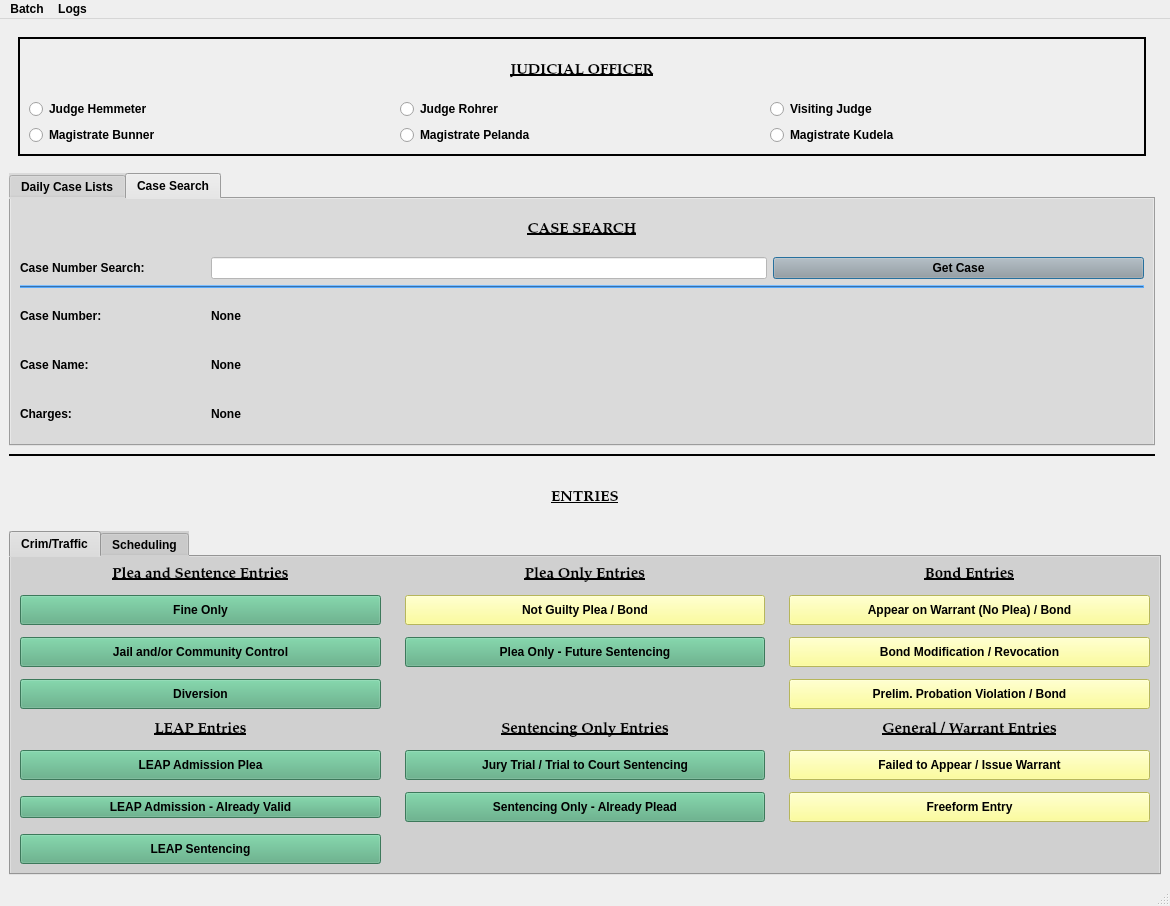
HunterProgram22/MuniEntry, file munientry/views/ui/MainWindow.ui: the form before one commit.
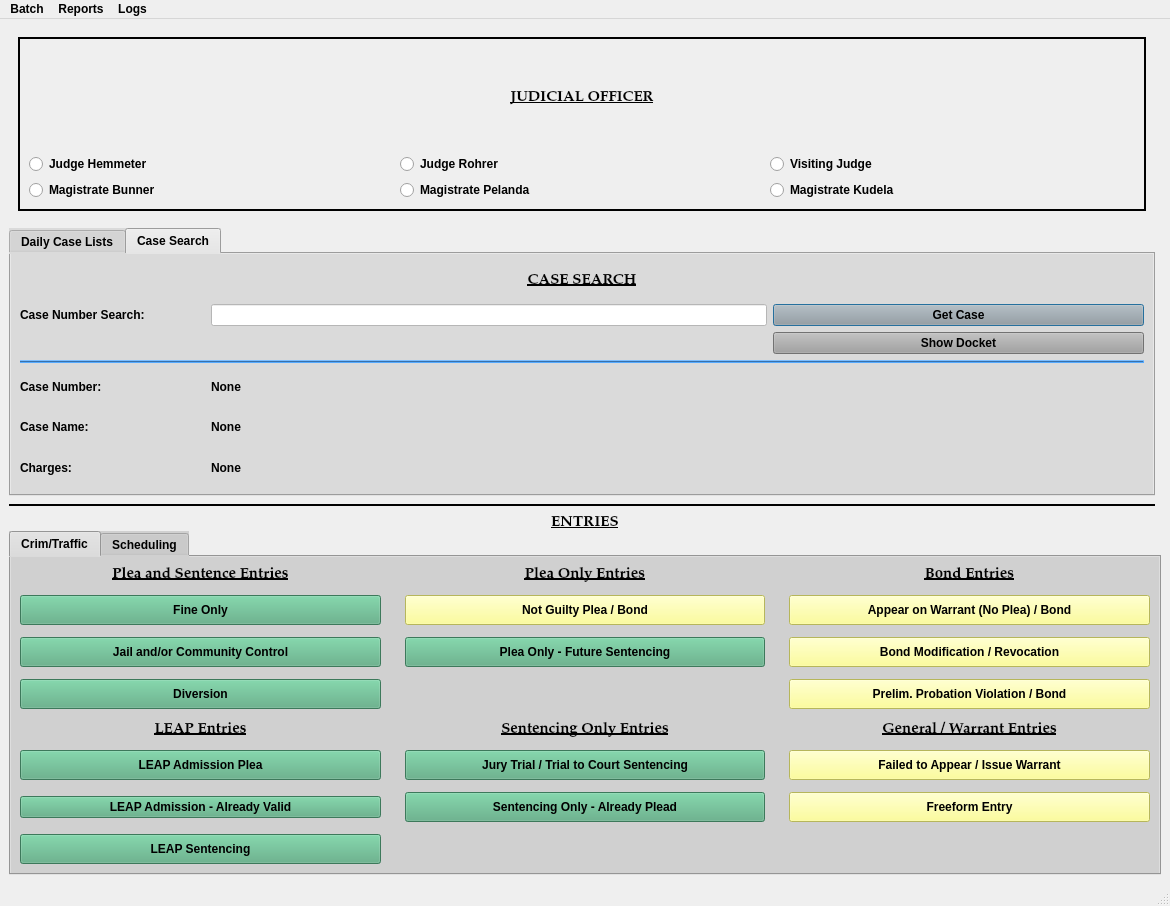
The form after the commit. The open tabs and pages were chosen to show the change. Custom widgets are drawn as their Qt base class.

Commit message: Testing report on AuthorityCourt

```diff
--- a/munientry/views/ui/MainWindow.ui
+++ b/munientry/views/ui/MainWindow.ui
@@ -37,7 +37,7 @@
   <widget class="QWidget" name="centralwidget">
    <layout class="QGridLayout" name="gridLayout_10">
     <item row="0" column="0">
-     <layout class="QGridLayout" name="gridLayout_9" rowstretch="1,2,0,3">
+     <layout class="QGridLayout" name="gridLayout_9" rowstretch="1,0,0,0">
       <property name="horizontalSpacing">
        <number>6</number>
       </property>
@@ -57,6 +57,177 @@
         </property>
        </widget>
       </item>
+      <item row="0" column="0">
+       <widget class="QStackedWidget" name="stackedWidget">
+        <property name="currentIndex">
+         <number>0</number>
+        </property>
+        <widget class="QWidget" name="judicial_officers_Stack">
+         <layout class="QGridLayout" name="gridLayout_6">
+          <item row="0" column="0">
+           <widget class="QFrame" name="judicial_officer_frame">
+            <property name="frameShape">
+             <enum>QFrame::Box</enum>
+            </property>
+            <property name="frameShadow">
+             <enum>QFrame::Plain</enum>
+            </property>
+            <property name="lineWidth">
+             <number>2</number>
+            </property>
+            <layout class="QGridLayout" name="gridLayout_13">
+             <item row="0" column="0">
+              <layout class="QGridLayout" name="gridLayout">
+               <item row="2" column="0">
+                <widget class="QRadioButton" name="bunner_radioButton">
+                 <property name="text">
+                  <string>Magistrate Bunner</string>
+                 </property>
+                </widget>
+               </item>
+               <item row="2" column="1">
+                <widget class="QRadioButton" name="pelanda_radioButton">
+                 <property name="text">
+                  <string>Magistrate Pelanda</string>
+                 </property>
+                </widget>
+               </item>
+               <item row="2" column="2">
+                <widget class="QRadioButton" name="kudela_radioButton">
+                 <property name="text">
+                  <string>Magistrate Kudela</string>
+                 </property>
+                </widget>
+               </item>
+               <item row="0" column="0" colspan="3">
+                <widget class="QLabel" name="label_9">
+                 <property name="maximumSize">
+                  <size>
+                   <width>16777215</width>
+                   <height>120</height>
+                  </size>
+                 </property>
+                 <property name="font">
+                  <font>
+                   <family>Palatino Linotype</family>
+                   <pointsize>11</pointsize>
+                   <weight>75</weight>
+                   <italic>false</italic>
+                   <bold>true</bold>
+                   <underline>true</underline>
+                  </font>
+                 </property>
+                 <property name="text">
+                  <string>JUDICIAL OFFICER</string>
+                 </property>
+                 <property name="alignment">
+                  <set>Qt::AlignCenter</set>
+                 </property>
+                </widget>
+               </item>
+               <item row="1" column="2">
+                <widget class="QRadioButton" name="visiting_judge_radioButton">
+                 <property name="text">
+                  <string>Visiting Judge</string>
+                 </property>
+                </widget>
+               </item>
+               <item row="1" column="0">
+                <widget class="QRadioButton" name="hemmeter_radioButton">
+                 <property name="text">
+                  <string>Judge Hemmeter</string>
+                 </property>
+                </widget>
+               </item>
+               <item row="1" column="1">
+                <widget class="QRadioButton" name="rohrer_radioButton">
+                 <property name="text">
+                  <string>Judge Rohrer</string>
+                 </property>
+                </widget>
+               </item>
+              </layout>
+             </item>
+            </layout>
+           </widget>
+          </item>
+         </layout>
+        </widget>
+        <widget class="QWidget" name="assignment_commissioners_Stack">
+         <layout class="QGridLayout" name="gridLayout_7">
+          <property name="spacing">
+           <number>12</number>
+          </property>
+          <item row="0" column="0">
+           <widget class="QFrame" name="frame">
+            <property name="frameShape">
+             <enum>QFrame::Box</enum>
+            </property>
+            <property name="frameShadow">
+             <enum>QFrame::Plain</enum>
+            </property>
+            <property name="lineWidth">
+             <number>2</number>
+            </property>
+            <layout class="QGridLayout" name="gridLayout_14">
+             <item row="0" column="0">
+              <layout class="QGridLayout" name="gridLayout_3">
+               <item row="1" column="0">
+                <widget class="QRadioButton" name="dattilo_radioButton">
+                 <property name="text">
+                  <string>Pat Dattilo</string>
+                 </property>
+                </widget>
+               </item>
+               <item row="1" column="1">
+                <widget class="QRadioButton" name="patterson_radioButton">
+                 <property name="text">
+                  <string>Kathryn Patterson</string>
+                 </property>
+                </widget>
+               </item>
+               <item row="1" column="2">
+                <widget class="QRadioButton" name="none_radioButton">
+                 <property name="text">
+                  <string>None</string>
+                 </property>
+                </widget>
+               </item>
+               <item row="0" column="0" colspan="3">
+                <widget class="QLabel" name="label">
+                 <property name="maximumSize">
+                  <size>
+                   <width>16777215</width>
+                   <height>120</height>
+                  </size>
+                 </property>
+                 <property name="font">
+                  <font>
+                   <family>Palatino Linotype</family>
+                   <pointsize>11</pointsize>
+                   <weight>75</weight>
+                   <italic>false</italic>
+                   <bold>true</bold>
+                   <underline>true</underline>
+                  </font>
+                 </property>
+                 <property name="text">
+                  <string>ASSIGNMENT COMMISSIONER</string>
+                 </property>
+                 <property name="alignment">
+                  <set>Qt::AlignCenter</set>
+                 </property>
+                </widget>
+               </item>
+              </layout>
+             </item>
+            </layout>
+           </widget>
+          </item>
+         </layout>
+        </widget>
+       </widget>
+      </item>
       <item row="3" column="0" colspan="2">
        <layout class="QGridLayout" name="gridLayout_5" rowstretch="1,0">
         <item row="1" column="0">
@@ -663,177 +834,6 @@
         </item>
        </layout>
       </item>
-      <item row="0" column="0">
-       <widget class="QStackedWidget" name="stackedWidget">
-        <property name="currentIndex">
-         <number>0</number>
-        </property>
-        <widget class="QWidget" name="judicial_officers_Stack">
-         <layout class="QGridLayout" name="gridLayout_6">
-          <item row="0" column="0">
-           <widget class="QFrame" name="judicial_officer_frame">
-            <property name="frameShape">
-             <enum>QFrame::Box</enum>
-            </property>
-            <property name="frameShadow">
-             <enum>QFrame::Plain</enum>
-            </property>
-            <property name="lineWidth">
-             <number>2</number>
-            </property>
-            <layout class="QGridLayout" name="gridLayout_13">
-             <item row="0" column="0">
-              <layout class="QGridLayout" name="gridLayout">
-               <item row="1" column="0">
-                <widget class="QRadioButton" name="hemmeter_radioButton">
-                 <property name="text">
-                  <string>Judge Hemmeter</string>
-                 </property>
-                </widget>
-               </item>
-               <item row="1" column="1">
-                <widget class="QRadioButton" name="rohrer_radioButton">
-                 <property name="text">
-                  <string>Judge Rohrer</string>
-                 </property>
-                </widget>
-               </item>
-               <item row="1" column="2">
-                <widget class="QRadioButton" name="visiting_judge_radioButton">
-                 <property name="text">
-                  <string>Visiting Judge</string>
-                 </property>
-                </widget>
-               </item>
-               <item row="2" column="0">
-                <widget class="QRadioButton" name="bunner_radioButton">
-                 <property name="text">
-                  <string>Magistrate Bunner</string>
-                 </property>
-                </widget>
-               </item>
-               <item row="2" column="1">
-                <widget class="QRadioButton" name="pelanda_radioButton">
-                 <property name="text">
-                  <string>Magistrate Pelanda</string>
-                 </property>
-                </widget>
-               </item>
-               <item row="2" column="2">
-                <widget class="QRadioButton" name="kudela_radioButton">
-                 <property name="text">
-                  <string>Magistrate Kudela</string>
-                 </property>
-                </widget>
-               </item>
-               <item row="0" column="0" colspan="3">
-                <widget class="QLabel" name="label_9">
-                 <property name="maximumSize">
-                  <size>
-                   <width>16777215</width>
-                   <height>120</height>
-                  </size>
-                 </property>
-                 <property name="font">
-                  <font>
-                   <family>Palatino Linotype</family>
-                   <pointsize>11</pointsize>
-                   <weight>75</weight>
-                   <italic>false</italic>
-                   <bold>true</bold>
-                   <underline>true</underline>
-                  </font>
-                 </property>
-                 <property name="text">
-                  <string>JUDICIAL OFFICER</string>
-                 </property>
-                 <property name="alignment">
-                  <set>Qt::AlignCenter</set>
-                 </property>
-                </widget>
-               </item>
-              </layout>
-             </item>
-            </layout>
-           </widget>
-          </item>
-         </layout>
-        </widget>
-        <widget class="QWidget" name="assignment_commissioners_Stack">
-         <layout class="QGridLayout" name="gridLayout_7">
-          <property name="spacing">
-           <number>12</number>
-          </property>
-          <item row="0" column="0">
-           <widget class="QFrame" name="frame">
-            <property name="frameShape">
-             <enum>QFrame::Box</enum>
-            </property>
-            <property name="frameShadow">
-             <enum>QFrame::Plain</enum>
-            </property>
-            <property name="lineWidth">
-             <number>2</number>
-            </property>
-            <layout class="QGridLayout" name="gridLayout_14">
-             <item row="0" column="0">
-              <layout class="QGridLayout" name="gridLayout_3">
-               <item row="1" column="0">
-                <widget class="QRadioButton" name="dattilo_radioButton">
-                 <property name="text">
-                  <string>Pat Dattilo</string>
-                 </property>
-                </widget>
-               </item>
-               <item row="1" column="1">
-                <widget class="QRadioButton" name="patterson_radioButton">
-                 <property name="text">
-                  <string>Kathryn Patterson</string>
-                 </property>
-                </widget>
-               </item>
-               <item row="1" column="2">
-                <widget class="QRadioButton" name="none_radioButton">
-                 <property name="text">
-                  <string>None</string>
-                 </property>
-                </widget>
-               </item>
-               <item row="0" column="0" colspan="3">
-                <widget class="QLabel" name="label">
-                 <property name="maximumSize">
-                  <size>
-                   <width>16777215</width>
-                   <height>120</height>
-                  </size>
-                 </property>
-                 <property name="font">
-                  <font>
-                   <family>Palatino Linotype</family>
-                   <pointsize>11</pointsize>
-                   <weight>75</weight>
-                   <italic>false</italic>
-                   <bold>true</bold>
-                   <underline>true</underline>
-                  </font>
-                 </property>
-                 <property name="text">
-                  <string>ASSIGNMENT COMMISSIONER</string>
-                 </property>
-                 <property name="alignment">
-                  <set>Qt::AlignCenter</set>
-                 </property>
-                </widget>
-               </item>
-              </layout>
-             </item>
-            </layout>
-           </widget>
-          </item>
-         </layout>
-        </widget>
-       </widget>
-      </item>
       <item row="1" column="0">
        <widget class="QTabWidget" name="search_tabWidget">
         <property name="enabled">
@@ -1011,79 +1011,7 @@
           <string>Case Search</string>
          </attribute>
          <layout class="QGridLayout" name="gridLayout_12" columnstretch="1,3,2">
-          <item row="1" column="1">
-           <widget class="QLineEdit" name="case_search_box">
-            <property name="styleSheet">
-             <string notr="true">background-color: rgb(255, 255, 255);</string>
-            </property>
-           </widget>
-          </item>
-          <item row="1" column="2">
-           <widget class="QPushButton" name="get_case_Button">
-            <property name="styleSheet">
-             <string notr="true">background-color: rgb(160, 160, 160);</string>
-            </property>
-            <property name="text">
-             <string>Get Case</string>
-            </property>
-            <property name="autoDefault">
-             <bool>true</bool>
-            </property>
-            <property name="default">
-             <bool>true</bool>
-            </property>
-           </widget>
-          </item>
-          <item row="1" column="0">
-           <widget class="QLabel" name="label_15">
-            <property name="text">
-             <string>Case Number Search:</string>
-            </property>
-           </widget>
-          </item>
-          <item row="4" column="0">
-           <widget class="QLabel" name="label_12">
-            <property name="text">
-             <string>Case Number:</string>
-            </property>
-           </widget>
-          </item>
-          <item row="5" column="0">
-           <widget class="QLabel" name="label_13">
-            <property name="text">
-             <string>Case Name:</string>
-            </property>
-           </widget>
-          </item>
-          <item row="6" column="0">
-           <widget class="QLabel" name="label_14">
-            <property name="text">
-             <string>Charges:</string>
-            </property>
-           </widget>
-          </item>
-          <item row="4" column="1" colspan="2">
-           <widget class="QLabel" name="case_number_label_field">
-            <property name="text">
-             <string>None</string>
-            </property>
-           </widget>
-          </item>
-          <item row="5" column="1" colspan="2">
-           <widget class="QLabel" name="case_name_label_field">
-            <property name="text">
-             <string>None</string>
-            </property>
-           </widget>
-          </item>
-          <item row="6" column="1" colspan="2">
-           <widget class="QLabel" name="case_charges_label_field">
-            <property name="text">
-             <string>None</string>
-            </property>
-           </widget>
-          </item>
-          <item row="2" column="0" colspan="3">
+          <item row="5" column="0" colspan="3">
            <widget class="Line" name="line_2">
             <property name="styleSheet">
              <string notr="true">background-color: rgb(85, 170, 255);</string>
@@ -1128,6 +1056,88 @@
             </property>
            </widget>
           </item>
+          <item row="7" column="0">
+           <widget class="QLabel" name="label_12">
+            <property name="text">
+             <string>Case Number:</string>
+            </property>
+           </widget>
+          </item>
+          <item row="7" column="1" colspan="2">
+           <widget class="QLabel" name="case_number_label_field">
+            <property name="text">
+             <string>None</string>
+            </property>
+           </widget>
+          </item>
+          <item row="8" column="0">
+           <widget class="QLabel" name="label_13">
+            <property name="text">
+             <string>Case Name:</string>
+            </property>
+           </widget>
+          </item>
+          <item row="8" column="1" colspan="2">
+           <widget class="QLabel" name="case_name_label_field">
+            <property name="text">
+             <string>None</string>
+            </property>
+           </widget>
+          </item>
+          <item row="9" column="1" colspan="2">
+           <widget class="QLabel" name="case_charges_label_field">
+            <property name="text">
+             <string>None</string>
+            </property>
+           </widget>
+          </item>
+          <item row="1" column="2">
+           <widget class="QPushButton" name="get_case_Button">
+            <property name="styleSheet">
+             <string notr="true">background-color: rgb(160, 160, 160);</string>
+            </property>
+            <property name="text">
+             <string>Get Case</string>
+            </property>
+            <property name="autoDefault">
+             <bool>true</bool>
+            </property>
+            <property name="default">
+             <bool>true</bool>
+            </property>
+           </widget>
+          </item>
+          <item row="1" column="0">
+           <widget class="QLabel" name="label_15">
+            <property name="text">
+             <string>Case Number Search:</string>
+            </property>
+           </widget>
+          </item>
+          <item row="1" column="1">
+           <widget class="QLineEdit" name="case_search_box">
+            <property name="styleSheet">
+             <string notr="true">background-color: rgb(255, 255, 255);</string>
+            </property>
+           </widget>
+          </item>
+          <item row="9" column="0">
+           <widget class="QLabel" name="label_14">
+            <property name="text">
+             <string>Charges:</string>
+            </property>
+           </widget>
+          </item>
+          <item row="2" column="2">
+           <widget class="QPushButton" name="show_docket_Button">
+            <property name="styleSheet">
+             <string notr="true">background-color: rgb(160, 160, 160);</string>
+            </property>
+            <property name="text">
+             <string>Show Docket</string>
+            </property>
+           </widget>
+          </item>
          </layout>
         </widget>
        </widget>
@@ -1159,7 +1169,15 @@
     <addaction name="separator"/>
     <addaction name="actionOpen_batch_FTA_Entries_Folder"/>
    </widget>
+   <widget class="QMenu" name="menuReports">
+    <property name="title">
+     <string>Reports</string>
+    </property>
+    <addaction name="actionArraignments"/>
+    <addaction name="actionFinal_Pretrials"/>
+   </widget>
    <addaction name="menuBatch"/>
+   <addaction name="menuReports"/>
    <addaction name="menuLogs"/>
   </widget>
   <widget class="QStatusBar" name="statusbar"/>
```
Left out of the diff: 20 changed lines with no effect on the pictures. The commit also changes 10 other files.
